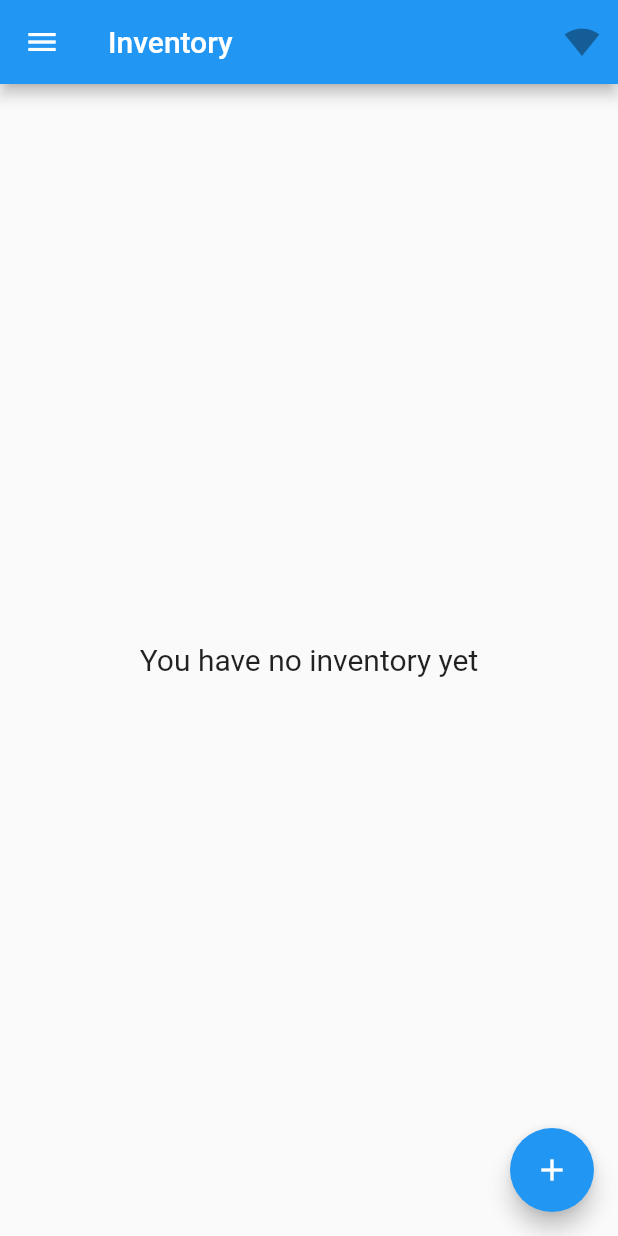
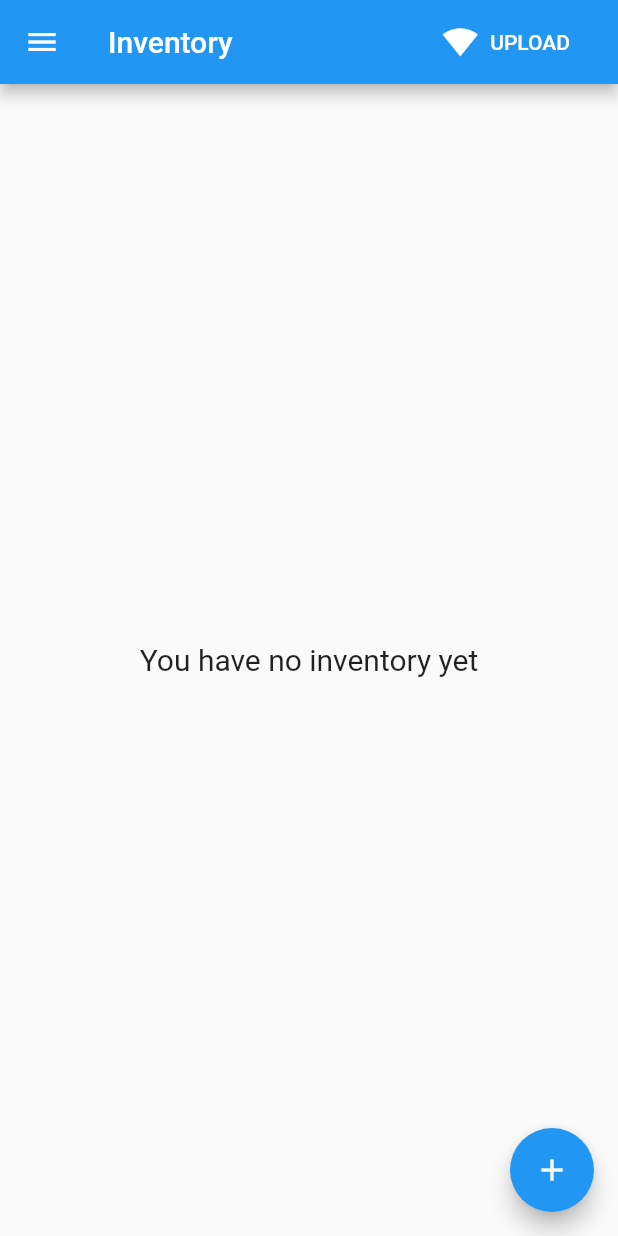
Before and after one commit to acidjazz/uploader, a Flutter app: the Inventory screen opened by its route, on a phone screen of 412 x 824 dp. Run offline on Flutter 3.47's test engine with Material 2 defaults, Android fonts, the phone set to English and light mode, and no system bars; our stand-ins replace connectivity, image_picker, shared_preferences; accounts and stored records are empty.

Commit message:
✨ extended the InventoryData class to another dimension for photos

```diff
--- a/lib/InventoryData.dart
+++ b/lib/InventoryData.dart
@@ -10,6 +10,8 @@ class InventoryData {
   static final InventoryData _singleton = new InventoryData._internal();
   InventoryData._internal();
   static InventoryData get instance => _singleton;
+
+  bool uploading = false;
 
   Future<bool> save () async {
     final SharedPreferences prefs = await _prefs;
@@ -45,10 +47,11 @@ class InventoryData {
 
 class InventoryItem extends JsonDecoder {
 
-  List<String> photos = <String>[];
+  List<InventoryItemPhoto> photos = <InventoryItemPhoto>[];
   String name;
   String description;
   String category;
+  bool uploaded = false;
 
   InventoryItem();
 
@@ -56,15 +59,41 @@ class InventoryItem extends JsonDecoder {
     : name = json['name'],
       description = json['description'],
       category = json['category'],
-      photos = json['photos'].toList();
+      photos = InventoryItemPhoto.jsonToPhotos(json['photos'].toList());
 
   Map<String, dynamic> toJson() =>
     {
       'name': name,
       'description': description,
       'category': category,
-      'photos': photos,
+      'photos': InventoryItemPhoto.photosToJson(photos),
     };
 }
 
+class InventoryItemPhoto extends JsonDecoder {
+  String path;
+  String url;
+  InventoryItemPhoto(this.path, this.url);
+
+  InventoryItemPhoto.fromJson(Map<String, dynamic> json)
+    : path = json['path'], url = json['url'];
+
+  Map<String, dynamic> toJson() =>
+    { 'path': path, 'url': url, };
+
+
+  static photosToJson(photos) {
+    return photos.map((InventoryItemPhoto photo) {
+      return photo.toJson();
+    }).toList(growable: true);
+  }
+
+  static jsonToPhotos(photos) {
+    return photos.map((photo) {
+      return new InventoryItemPhoto.fromJson(photo);
+    }).toList(growable: true);
+  }
+
+}
+
 var inventory = new InventoryData._internal();
--- a/lib/pages/inventory.dart
+++ b/lib/pages/inventory.dart
@@ -17,6 +17,9 @@ class InventoryState extends State<Inventory> {
   var _loadedSignal = false;
   var _signalSubscription;
   var _connection = Icons.signal_cellular_connected_no_internet_4_bar;
+  var _internet = false;
+
+  final GlobalKey<ScaffoldState> _scaffoldKey = new GlobalKey<ScaffoldState>();
 
   loadInventory () async {
     await inventory.load();
@@ -26,14 +29,12 @@ class InventoryState extends State<Inventory> {
   loadSignal () async {
     var result = await (new Connectivity().checkConnectivity());
     _connection = setConnectivity(result);
-    print('we have loaded the singal');
     setState(() { _loadedSignal = true; });
 
     if (_signalSubscription == null) {
-      print('we subscribing to the signal');
       _signalSubscription = new Connectivity().onConnectivityChanged
       .listen((ConnectivityResult result) {
-        _connection = setConnectivity(result);
+        setState(() { _connection = setConnectivity(result); });
       });
     }
 
@@ -41,13 +42,17 @@ class InventoryState extends State<Inventory> {
 
   setConnectivity (ConnectivityResult result) {
     if (result == ConnectivityResult.mobile) {
+      _internet = true;
       return Icons.signal_cellular_4_bar;
     } else if (result == ConnectivityResult.wifi) {
+      _internet = true;
       return Icons.signal_wifi_4_bar;
     } else {
+      _internet = false;
       return Icons.signal_wifi_off;
     }
   }
+
 
   body () {
     if (_loadedInv) {
@@ -67,6 +72,28 @@ class InventoryState extends State<Inventory> {
   _inventoryWidget () {
     return new ListView(
       children: inventory.items.map((InventoryItem item) {
+        if (inventory.uploading) {
+          return _listProgressTile(item);
+        } else {
+          return _listTile(item);
+        }
+      }).toList(),
+    );
+  }
+
+  _listProgressTile(InventoryItem item) {
+    return new Stack(
+      alignment: Alignment.bottomCenter,
+      children: [
+        _listTile(item),
+        new LinearProgressIndicator(),
+      ]
+
+    );
+
+  }
+
+  _listTile(InventoryItem item) {
     return new ListTile(
       title: new Text(item.name),
       subtitle: new Text(item.description),
@@ -84,7 +111,7 @@ class InventoryState extends State<Inventory> {
               width: 60.0,
               height: 60.0,
               child: new Container(
-                    child: new Image.file(new File(photo), fit: BoxFit.cover),
+                child: new Image.file(new File(photo.path), fit: BoxFit.cover),
                 decoration: new BoxDecoration(
                   border: new Border(right: new BorderSide(
                     width: photo == item.photos.first ? 0.0 : 1.0,
@@ -96,8 +123,6 @@ class InventoryState extends State<Inventory> {
           }).toList(),
         ),
       ),
-        );
-      }).toList(),
     );
   }
 
@@ -118,6 +143,37 @@ class InventoryState extends State<Inventory> {
       )
     );
   }
+  _snackBar(message) {
+    _scaffoldKey.currentState.showSnackBar(new SnackBar(
+      content: new Text(message),
+    ));
+  }
+
+  _uploadItems () {
+    if (inventory.items.length < 1) {
+      _snackBar('You have no inventory yet');
+      return true;
+    }
+    if (_internet == false) {
+      _snackBar('Internet is required to upload inventory');
+      return null;
+    }
+
+    if (inventory.uploading == false) {
+      setState(() {
+        inventory.uploading = true;
+        _snackBar('Starting upload process');
+      });
+      return true;
+    }
+
+    setState(() {
+      inventory.uploading = false;
+      _snackBar('Canceling upload process');
+    });
+
+    return null;
+  }
 
   @override
   Widget build(BuildContext context) {
@@ -126,10 +182,21 @@ class InventoryState extends State<Inventory> {
     if (!_loadedSignal) loadSignal();
 
     return new Scaffold(
+      key: _scaffoldKey,
       appBar: new AppBar(
         title: new Text('Inventory'),
         actions: <Widget>[
-          new IconButton(icon: new Icon(_connection), onPressed: null),
+          new FlatButton(
+            onPressed: null,
+            child:
+              new FlatButton.icon(
+                onPressed: _uploadItems,
+                icon: new Icon(_connection, color: _internet ? Colors.white : Colors.white30),
+                label: new Text(
+                  inventory.uploading ? 'CANCEL' : 'UPLOAD',
+                  style: new TextStyle(color: _internet ? Colors.white : Colors.white30)),
+              )
+          )
         ],
       ),
       drawer: new HomeDrawer('/inventory'),
--- a/lib/pages/inventoryModify.dart
+++ b/lib/pages/inventoryModify.dart
@@ -40,7 +40,7 @@ class InventoryModifyState extends State<InventoryModify> {
 
   addPhoto () async {
     var _file = await ImagePicker.pickImage(source: ImageSource.askUser);
-    setState(() { item.photos.add(_file.path); });
+    setState(() { item.photos.add(new InventoryItemPhoto(_file.path, null)); });
     await new Future.delayed(const Duration(milliseconds: 300), () => "1");
     scrollPhotos();
   }
@@ -119,7 +119,7 @@ class InventoryModifyState extends State<InventoryModify> {
 
   List<Widget> photosWidget () {
 
-    var photos = item.photos.map((String photo) {
+    var photos = item.photos.map((InventoryItemPhoto photo) {
       return new GridTile(
         header: new GestureDetector(
           onTap: () { removePhoto(photo); },
@@ -135,7 +135,7 @@ class InventoryModifyState extends State<InventoryModify> {
           ),
         ),
         child: new Container(
-          child: new Image.file(new File(photo), fit: BoxFit.cover),
+          child: new Image.file(new File(photo.path), fit: BoxFit.cover),
           decoration: new BoxDecoration(
             border: new Border.all(width: 1.0, color: Colors.black38),
           ),
```
Also changed, not shown: 1 other file. Lines whose indentation alone changed are shown as unchanged.
